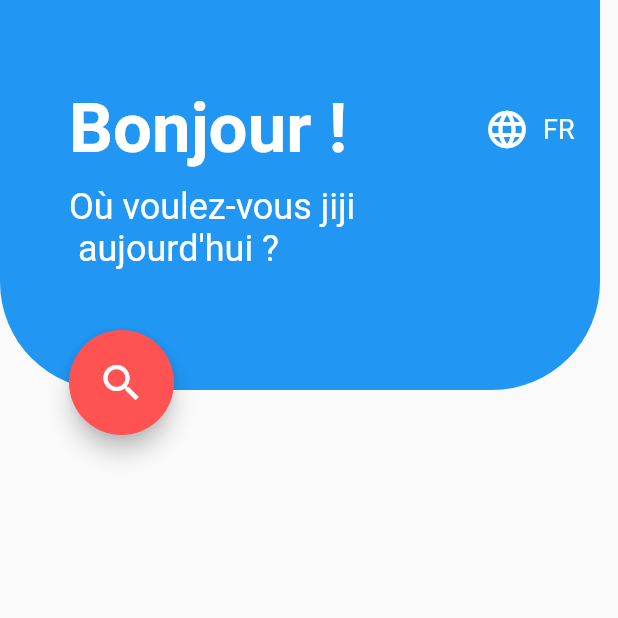
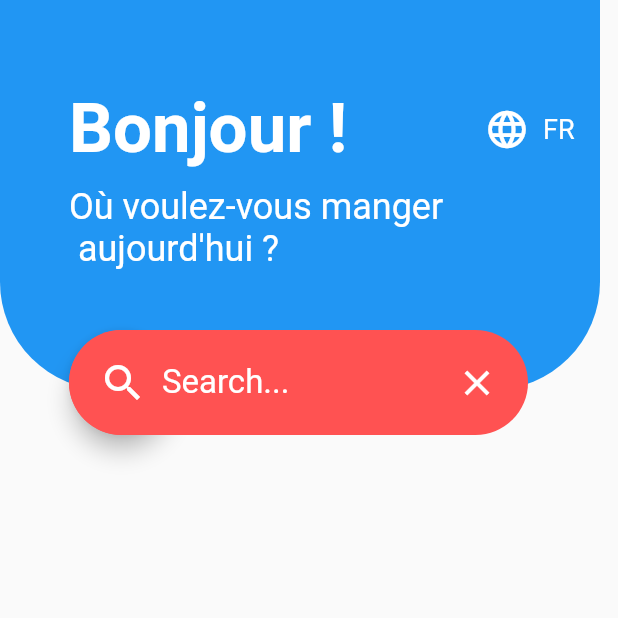
Before and after one commit to mlanypitts/lacarte, a Flutter app: the HomeScreen screen opened directly, after a tap on the "search" icon, on a phone screen of 412 x 824 dp, the top half of it. Run offline on Flutter 3.47's test engine with Material 2 defaults, Android fonts, the phone set to English and light mode, and no system bars; our stand-ins replace get.

Commit message:
feat(home-page): search bar added.

```diff
--- a/lib/main.dart
+++ b/lib/main.dart
@@ -17,7 +17,7 @@ class MyApp extends StatelessWidget {
       locale: Locale('fr', 'FR'),
       translationsKeys: {
         'fr_FR': {'title':"Bonjour !",
-                  'title_one': "Où voulez-vous jiji \n aujourd'hui ?"},
+                  'title_one': "Où voulez-vous manger \n aujourd'hui ?"},
         'en_US': {'title': "Hello !",
                   'title_one': "Where do you want to eat \n today ?"}
       },
--- a/lib/screens/home_page.dart
+++ b/lib/screens/home_page.dart
@@ -13,6 +13,8 @@ class _HomeScreenState extends State<HomeScreen> {
   String defaultLanguage = 'FR';
 
   final TextEditingController searchController = TextEditingController();
+
+  bool _searchVisible = false;
 
   @override
   Widget build(BuildContext context) {
@@ -95,6 +97,12 @@ class _HomeScreenState extends State<HomeScreen> {
                   children: [
                     Padding(
                       padding: const EdgeInsets.only(left: 46, top: 220),
+                      child: Row(
+                        children: [
+                          Stack(
+                            children: [
+                              Visibility(
+                                visible: true,
                                 child: SizedBox(
                                   height: 70,
                                   width: 70,
@@ -102,9 +110,63 @@ class _HomeScreenState extends State<HomeScreen> {
                                     backgroundColor: Colors.redAccent,
                                     child: const Icon(Icons.search, size: 32, color: Colors.white,),
                                     onPressed: () {
-
+                                      setState(() {
+                                        _searchVisible = true;
+                                      });
                                     },
                                   ),
+                                ),
+                              ),
+                              Visibility(
+                                visible: _searchVisible,
+                                child: Container(
+                                  width: 306,
+                                  height: 70,
+                                  decoration: BoxDecoration(
+                                    borderRadius: BorderRadius.circular(40),
+                                    color: Colors.redAccent,
+                                  ),
+                                  child: TextField(
+                                    style: const TextStyle(color: Colors.white, fontSize: 22),
+                                    controller: searchController,
+                                    decoration: InputDecoration(
+                                      prefixIcon: const Padding(
+                                        padding: EdgeInsets.only(left: 20, right: 10),
+                                        child: Icon(
+                                          Icons.search,
+                                          color: Colors.white,
+                                          size: 32,
+                                        ),
+                                      ),
+                                      suffixIcon: GestureDetector(
+                                        onTap: () {
+                                          setState(() {
+                                            _searchVisible = false;
+                                          });
+                                        },
+                                        child: const Padding(
+                                          padding: EdgeInsets.symmetric(horizontal: 20),
+                                          child: Icon(
+                                            Icons.clear,
+                                            color: Colors.white,
+                                            size: 28,
+                                          ),
+                                        ),
+                                      ),
+                                      hintText: 'Search...',
+                                      hintStyle: const TextStyle(color: Colors.white, fontSize: 22),
+                                      contentPadding: const EdgeInsets.all(22),
+                                      border: InputBorder.none,
+                                    ),
+                                    onChanged: (value) {
+                                      // Do something
+                                    },
+                                  ),
+                                ),
+                              ),
+                            ]
+                          ),
+                        ],
                       ),
                     ),
                   ],
--- a/lib/screens/login_page.dart
+++ b/lib/screens/login_page.dart
@@ -145,7 +145,7 @@ class _LoginScreenState extends State<LoginScreen> with SingleTickerProviderStat
                                       size: 22,
                                     ),
                                     suffixIcon: GestureDetector(
-                                      onTap: (){
+                                      onTap: () {
                                         setState(() {
                                           if(_passwordVisible){
                                             _passwordVisible = false;
--- a/pubspec.yaml
+++ b/pubspec.yaml
@@ -38,7 +38,6 @@ dependencies:
   mobx: ^2.1.3
   flutter_mobx: ^2.0.6+5
   get: ^4.6.5
-  expandable_search_bar: ^0.0.2
 
 dev_dependencies:
   flutter_test:
```
Lines whose indentation alone changed are shown as unchanged.
